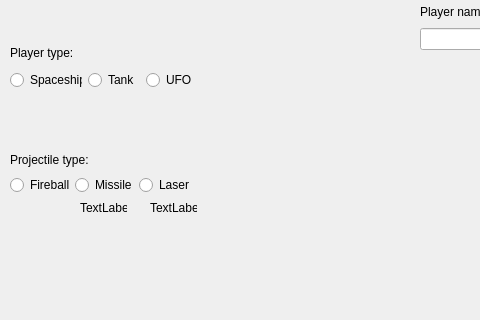
This is Game/mainmenudialog.ui in miikka0000/BusDestroyer2000-Game-with-Qt as Qt 5 draws it before an edit; both pictures show x 0 to 480 and y 159 to 479 of the 659 by 479 pixel window. The edited form follows.
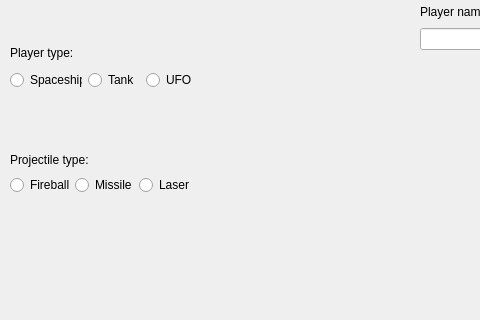
This is the edited form. Icons and pictures are not drawn.

The edit to the form file:
```diff
--- a/Game/mainmenudialog.ui
+++ b/Game/mainmenudialog.ui
@@ -142,10 +142,10 @@
   <widget class="QLabel" name="label">
    <property name="geometry">
     <rect>
-     <x>30</x>
-     <y>350</y>
-     <width>31</width>
-     <height>31</height>
+     <x>10</x>
+     <y>360</y>
+     <width>61</width>
+     <height>16</height>
     </rect>
    </property>
    <property name="text">
@@ -160,25 +160,25 @@
     <rect>
      <x>80</x>
      <y>360</y>
-     <width>47</width>
-     <height>14</height>
+     <width>41</width>
+     <height>16</height>
     </rect>
    </property>
    <property name="text">
-    <string>TextLabel</string>
+    <string/>
    </property>
   </widget>
   <widget class="QLabel" name="label_3">
    <property name="geometry">
     <rect>
-     <x>150</x>
+     <x>140</x>
      <y>360</y>
      <width>47</width>
      <height>14</height>
     </rect>
    </property>
    <property name="text">
-    <string>TextLabel</string>
+    <string/>
    </property>
   </widget>
   <widget class="QWidget" name="">
```
Left out of the diff: 15 changed lines with no effect on the pictures.
